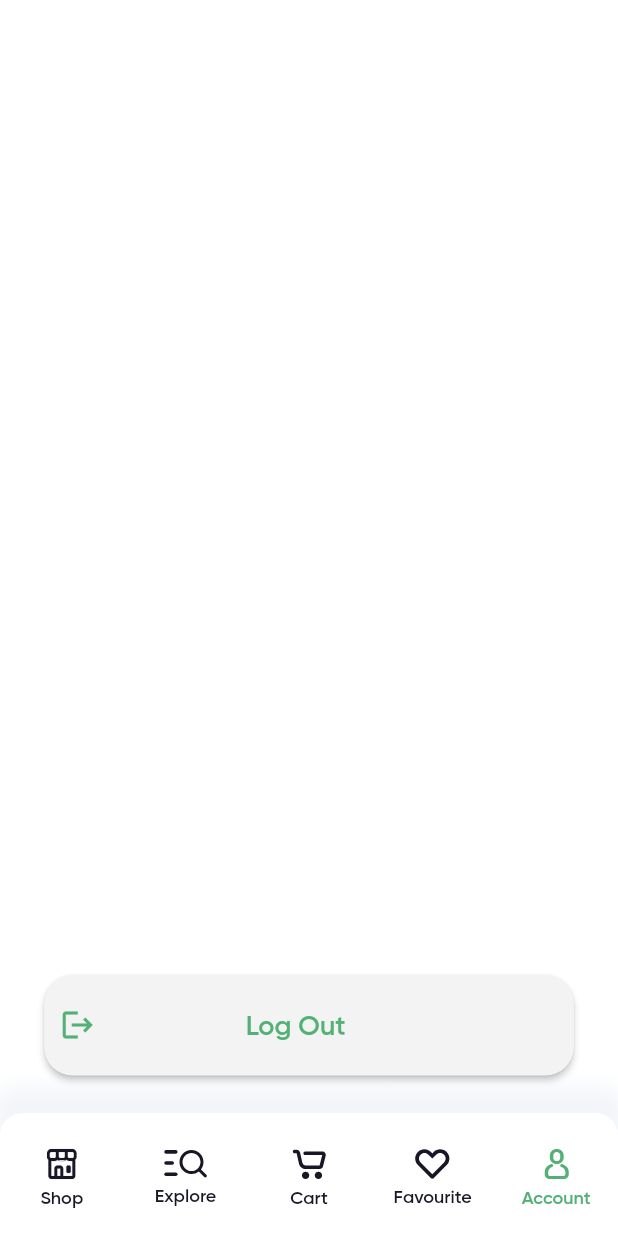
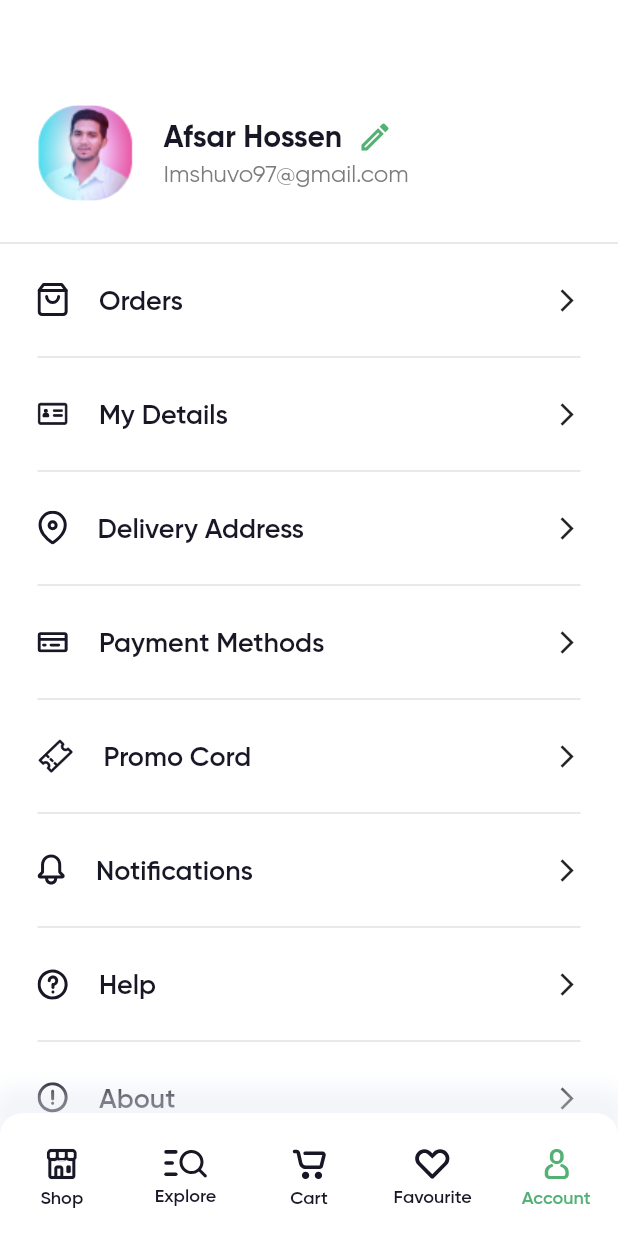
Before and after one commit to mazenshawky/Groceries-App, a Flutter app: the HomeScreen screen opened by its route, item 5 of the bottom bar chosen, on a phone screen of 412 x 824 dp. Run offline on Flutter 3.47's test engine with Material 2 defaults, Android fonts, the phone set to English and light mode, and no system bars; our stand-ins replace conditional_builder_null_safety, flutter_svg, freezed_annotation, get_it, shared_preferences; accounts and stored records are empty.

Commit message:
account view

```diff
--- a/lib/presentation/home/home_screen.dart
+++ b/lib/presentation/home/home_screen.dart
@@ -25,7 +25,7 @@ class _HomeScreenState extends State<HomeScreen> {
     ExplorePage(),
     CartPage(),
     FavouritePage(),
-    AccountPage(),
+    const AccountPage(),
   ];
 
   List<String> titles = [
@@ -44,7 +44,7 @@ class _HomeScreenState extends State<HomeScreen> {
       builder: (context) => Scaffold(
         backgroundColor: ColorManager.white,
         appBar: PreferredSize(
-          preferredSize: const Size(double.infinity, 80),
+          preferredSize: const Size(double.infinity, AppSize.s80),
           child: ConditionalBuilder(
             condition: _currentIndex != 1,
             builder: (context) => AppBar(
@@ -53,9 +53,9 @@ class _HomeScreenState extends State<HomeScreen> {
                 style: Theme.of(context).textTheme.displayLarge,
               ),
               bottom: PreferredSize(
-                preferredSize: const Size(double.infinity, 50),
+                preferredSize: const Size(double.infinity, AppSize.s50),
                 child: Divider(
-                  thickness: 1,
+                  thickness: AppSize.s1,
                   color: ColorManager.white4,
                 ),
               ),
--- /dev/null
+++ b/lib/presentation/home/pages/account/view/account_item.dart
@@ -0,0 +1,49 @@
+import 'package:flutter/material.dart';
+import 'package:flutter_svg/svg.dart';
+import 'package:groceries_app/presentation/resources/styles_manager.dart';
+
+import '../../../../resources/color_manager.dart';
+import '../../../../resources/font_manager.dart';
+import '../../../../resources/strings_manager.dart';
+import '../../../../resources/values_manager.dart';
+
+class AccountItem extends StatelessWidget {
+  const AccountItem({Key? key, required this.title, required this.icon, required this.onTap}) : super(key: key);
+
+  final String title;
+  final String icon;
+  final Function() onTap;
+
+  @override
+  Widget build(BuildContext context) {
+    return Padding(
+      padding: const EdgeInsets.symmetric(horizontal: AppSize.s25),
+      child: Column(
+        children: [
+          InkWell(
+            onTap: onTap,
+            child: SizedBox(
+              height: AppSize.s60,
+              child: Row(
+                children: [
+                  SvgPicture.asset(icon),
+                  const SizedBox(width: AppSize.s20),
+                  Text(
+                    title,
+                    style: getSemiBoldStyle(fontSize: FontSize.s18, color: ColorManager.black),
+                  ),
+                  Expanded(child: Container()),
+                  const Icon(Icons.arrow_forward_ios, size: AppSize.s18),
+                ],
+              ),
+            ),
+          ),
+          if(title != AppStrings.about) Divider(
+            thickness: AppSize.s1,
+            color: ColorManager.white4,
+          ),
+        ],
+      ),
+    );
+  }
+}
--- a/lib/presentation/home/pages/account/view/account_page.dart
+++ b/lib/presentation/home/pages/account/view/account_page.dart
@@ -1,7 +1,9 @@
 import 'package:flutter/material.dart';
+import 'package:groceries_app/presentation/home/pages/account/view/account_item.dart';
 
 import '../../../../../app/app_prefs.dart';
 import '../../../../../app/di.dart';
+import '../../../../resources/assets_manager.dart';
 import '../../../../resources/color_manager.dart';
 import '../../../../resources/font_manager.dart';
 import '../../../../resources/routes_manager.dart';
@@ -21,9 +23,69 @@ class _AccountPageState extends State<AccountPage> {
 
   @override
   Widget build(BuildContext context) {
-    return Column(
+    return SingleChildScrollView(
+      child: Column(
         children: [
-        Expanded(child: Container()),
+          Padding(
+            padding: const EdgeInsets.only(left: AppPadding.p25, bottom: AppPadding.p20, top: AppPadding.p70),
+            child: Row(
+              children: [
+                Container(
+                  width: AppSize.s64,
+                  height: AppSize.s64,
+                  decoration: BoxDecoration(
+                      borderRadius: BorderRadius.circular(AppSize.s27),
+                      image: const DecorationImage(
+                          fit: BoxFit.cover,
+                          image: AssetImage(ImageAssets.accountImage),
+                      )
+                  ),
+                ),
+                Expanded(
+                    child: Padding(
+                      padding: const EdgeInsets.only(left: AppPadding.p20),
+                      child: Column(
+                        crossAxisAlignment: CrossAxisAlignment.start,
+                        children: [
+                          Row(
+                            children: [
+                              Text(
+                                AppStrings.name,
+                                style: getBoldStyle(fontSize: FontSize.s20, color: ColorManager.black),
+                              ),
+                              const SizedBox(width: AppSize.s10),
+                              InkWell(onTap: (){}, child: Icon(Icons.edit_outlined, color: ColorManager.primary))
+                            ],
+                          ),
+                          const SizedBox(height: AppSize.s3),
+                          Text(
+                            AppStrings.emailAddress,
+                            style: getRegularStyle(fontSize: FontSize.s16, color: ColorManager.grey),
+                          ),
+                        ],
+                      ),
+                    ),
+                ),
+              ],
+            ),
+          ),
+          Divider(
+            thickness: AppSize.s1,
+            color: ColorManager.white4,
+          ),
+          AccountItem(title: AppStrings.orders, icon: ImageAssets.orders, onTap: () => onItemPressed(context, index: 0)),
+          AccountItem(title: AppStrings.myDetails, icon: ImageAssets.myDetails, onTap: () => onItemPressed(context, index: 1)),
+          AccountItem(title: AppStrings.deliveryAddress, icon: ImageAssets.deliveryAddress, onTap: () => onItemPressed(context, index: 2)),
+          AccountItem(title: AppStrings.paymentMethods, icon: ImageAssets.payment, onTap: () => onItemPressed(context, index: 3)),
+          AccountItem(title: AppStrings.promoCord, icon: ImageAssets.promoCord, onTap: () => onItemPressed(context, index: 4)),
+          AccountItem(title: AppStrings.notifications, icon: ImageAssets.notification, onTap: () => onItemPressed(context, index: 5)),
+          AccountItem(title: AppStrings.help, icon: ImageAssets.help, onTap: () => onItemPressed(context, index: 6)),
+          AccountItem(title: AppStrings.about, icon: ImageAssets.about, onTap: () => onItemPressed(context, index: 7)),
+          Divider(
+            thickness: AppSize.s1,
+            color: ColorManager.white4,
+          ),
+          const SizedBox(height: AppSize.s50),
           SizedBox(
             width: AppSize.s353,
             height: AppSize.s67,
@@ -46,7 +108,38 @@ class _AccountPageState extends State<AccountPage> {
           ),
           const SizedBox(height: AppSize.s25),
         ],
+      ),
     );
+  }
+
+  void onItemPressed(BuildContext context, {required int index})
+  {
+    switch(index)
+    {
+      case 0:
+        break;
+
+      case 1:
+        break;
+
+      case 2:
+        break;
+
+      case 3:
+        break;
+
+      case 4:
+        break;
+
+      case 5:
+        break;
+
+      case 6:
+        break;
+
+      case 7:
+        break;
+    }
   }
 
   _logout(){
--- a/lib/presentation/home/pages/shop/view/shop_page.dart
+++ b/lib/presentation/home/pages/shop/view/shop_page.dart
@@ -105,7 +105,6 @@ class _ShopPageState extends State<ShopPage> {
     return Padding(
       padding: const EdgeInsets.only(top: AppPadding.p58),
       child: SingleChildScrollView(
-        physics: const BouncingScrollPhysics(),
         child: _getContentWidget(),
       ),
     );
--- a/lib/presentation/resources/assets_manager.dart
+++ b/lib/presentation/resources/assets_manager.dart
@@ -42,4 +42,13 @@ class ImageAssets{
   static const String cocaCola = "$imagePath/coca_cola.png";
   static const String sprite = "$imagePath/sprite.png";
   static const String appleJuice2 = "$imagePath/apple_juice.png";
+  static const String accountImage = "$imagePath/account_image.png";
+  static const String orders = "$imagePath/orders.svg";
+  static const String myDetails = "$imagePath/my_details.svg";
+  static const String deliveryAddress = "$imagePath/delivery_address.svg";
+  static const String payment = "$imagePath/payment.svg";
+  static const String promoCord = "$imagePath/promo_cord.svg";
+  static const String notification = "$imagePath/notification.svg";
+  static const String help = "$imagePath/help.svg";
+  static const String about = "$imagePath/about.svg";
 }
--- a/lib/presentation/resources/strings_manager.dart
+++ b/lib/presentation/resources/strings_manager.dart
@@ -58,4 +58,14 @@ class AppStrings {
   static const tempTotal = "\$12.96";
   static const addAllToCart = "Add All To Cart";
   static const logOut = "Log Out";
+  static const name = "Afsar Hossen";
+  static const emailAddress = "Imshuvo97@gmail.com";
+  static const orders = "Orders";
+  static const myDetails = "My Details";
+  static const deliveryAddress = "Delivery Address";
+  static const paymentMethods = "Payment Methods";
+  static const promoCord = "Promo Cord";
+  static const notifications = "Notifications";
+  static const help = "Help";
+  static const about = "About";
 }
--- a/lib/presentation/resources/values_manager.dart
+++ b/lib/presentation/resources/values_manager.dart
@@ -11,6 +11,7 @@ class AppPadding {
   static const double p25 = 25.0;
   static const double p31 = 31.0;
   static const double p58 = 58.0;
+  static const double p70 = 70.0;
   static const double p400 = 400.0;
 }
 
@@ -19,6 +20,7 @@ class AppSize {
   static const double s0 = 0.0;
   static const double s1 = 1;
   static const double s1_5 = 1.5;
+  static const double s3 = 3.0;
   static const double s4 = 4.0;
   static const double s5 = 5.0;
   static const double s8 = 8.0;
@@ -36,6 +38,7 @@ class AppSize {
   static const double s22 = 22.0;
   static const double s25 = 25.0;
   static const double s26 = 26.0;
+  static const double s27 = 27.0;
   static const double s28 = 28.0;
   static const double s30 = 30.0;
   static const double s33_5 = 33.5;
@@ -47,7 +50,9 @@ class AppSize {
   static const double s47_5 = 47.5;
   static const double s50 = 50.0;
   static const double s55 = 55.0;
+  static const double s64 = 64.0;
   static const double s67 = 67.0;
+  static const double s60 = 60.0;
   static const double s70 = 70.0;
   static const double s80 = 80.0;
   static const double s82 = 82.0;
```
Also changed, not shown: assets/images/about.svg (added), assets/images/account_image.png (added), assets/images/delivery_address.svg (added), assets/images/help.svg (added), assets/images/my_details.svg (added), assets/images/notification.svg (added), assets/images/orders.svg (added), assets/images/payment.svg (added), assets/images/promo_cord.svg (added). Lines whose indentation alone changed are shown as unchanged.
